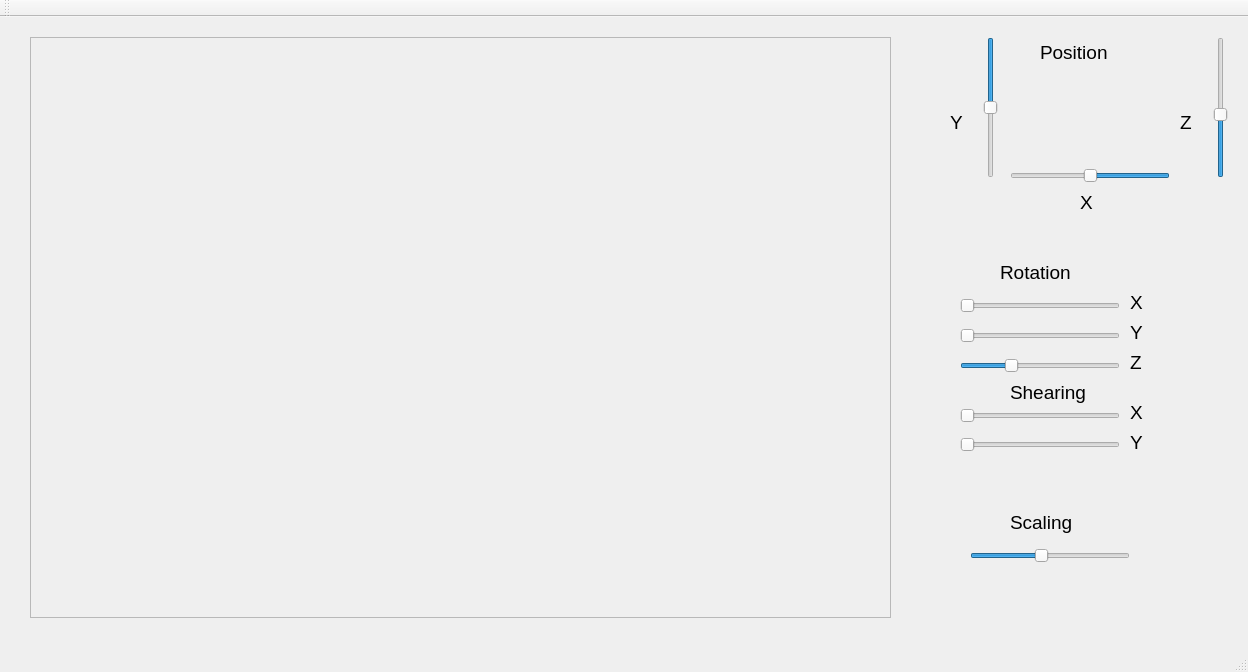
First picture: the form in mainwindow.ui, repository AdamGinna/StarSystem, before the edit.
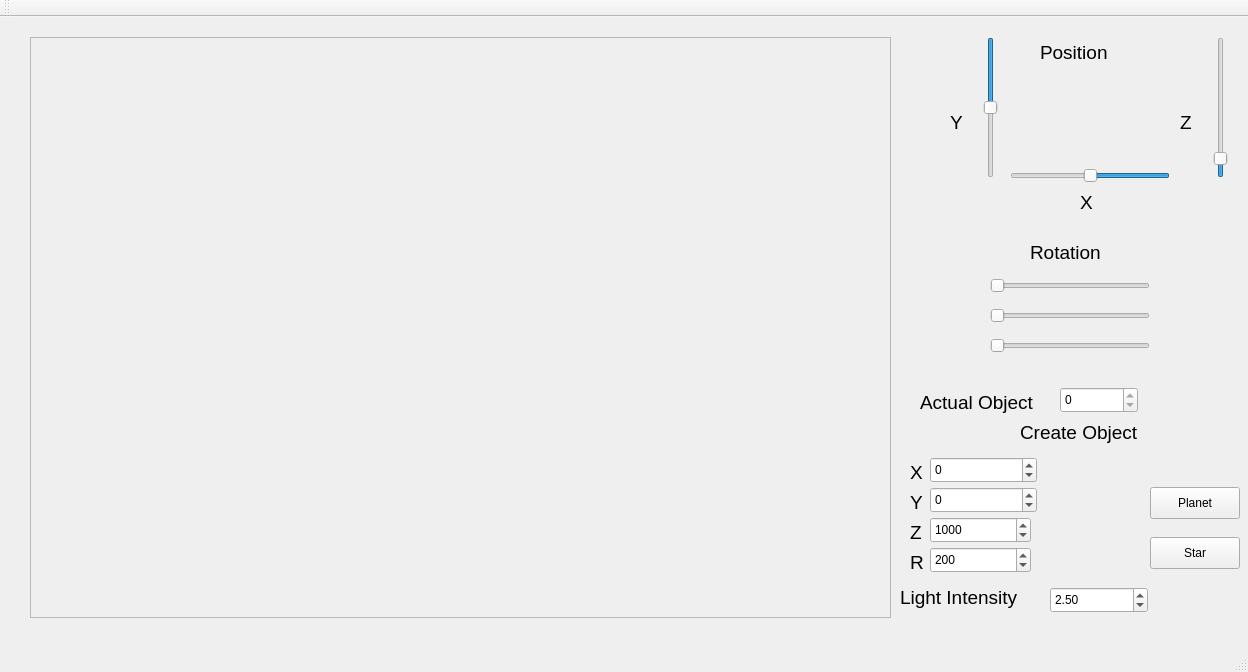
Second picture: the form after the edit.

Commit message: good Phong, create planet and star, manipulating position

Patch:
```diff
--- a/mainwindow.ui
+++ b/mainwindow.ui
@@ -91,8 +91,8 @@
    <widget class="QSlider" name="Rotation_X">
     <property name="geometry">
      <rect>
-      <x>960</x>
-      <y>280</y>
+      <x>990</x>
+      <y>260</y>
       <width>160</width>
       <height>17</height>
      </rect>
@@ -110,78 +110,12 @@
      <enum>Qt::Horizontal</enum>
     </property>
    </widget>
-   <widget class="QSlider" name="shearingX">
-    <property name="geometry">
-     <rect>
-      <x>960</x>
-      <y>390</y>
-      <width>160</width>
-      <height>17</height>
-     </rect>
-    </property>
-    <property name="minimum">
-     <number>0</number>
-    </property>
-    <property name="maximum">
-     <number>200</number>
-    </property>
-    <property name="value">
-     <number>0</number>
-    </property>
-    <property name="orientation">
-     <enum>Qt::Horizontal</enum>
-    </property>
-   </widget>
-   <widget class="QSlider" name="ScalingHigh">
-    <property name="geometry">
-     <rect>
-      <x>970</x>
-      <y>530</y>
-      <width>160</width>
-      <height>17</height>
-     </rect>
-    </property>
-    <property name="minimum">
-     <number>1</number>
-    </property>
-    <property name="maximum">
-     <number>10</number>
-    </property>
-    <property name="value">
-     <number>5</number>
-    </property>
-    <property name="orientation">
-     <enum>Qt::Horizontal</enum>
-    </property>
-   </widget>
-   <widget class="QSlider" name="shearingY">
-    <property name="geometry">
-     <rect>
-      <x>960</x>
-      <y>420</y>
-      <width>160</width>
-      <height>16</height>
-     </rect>
-    </property>
-    <property name="minimum">
-     <number>0</number>
-    </property>
-    <property name="maximum">
-     <number>200</number>
-    </property>
-    <property name="value">
-     <number>0</number>
-    </property>
-    <property name="orientation">
-     <enum>Qt::Horizontal</enum>
-    </property>
-   </widget>
    <widget class="QLabel" name="label">
     <property name="geometry">
      <rect>
-      <x>1000</x>
-      <y>240</y>
-      <width>131</width>
+      <x>1030</x>
+      <y>220</y>
+      <width>81</width>
       <height>31</height>
      </rect>
     </property>
@@ -212,24 +146,6 @@
      <string>Position</string>
     </property>
    </widget>
-   <widget class="QLabel" name="label_3">
-    <property name="geometry">
-     <rect>
-      <x>1010</x>
-      <y>490</y>
-      <width>71</width>
-      <height>31</height>
-     </rect>
-    </property>
-    <property name="font">
-     <font>
-      <pointsize>14</pointsize>
-     </font>
-    </property>
-    <property name="text">
-     <string>Scaling</string>
-    </property>
-   </widget>
    <widget class="QLabel" name="label_4">
     <property name="geometry">
      <rect>
@@ -269,8 +185,8 @@
    <widget class="QLabel" name="label_7">
     <property name="geometry">
      <rect>
-      <x>1130</x>
-      <y>410</y>
+      <x>910</x>
+      <y>530</y>
       <width>21</width>
       <height>31</height>
      </rect>
@@ -281,14 +197,14 @@
      </font>
     </property>
     <property name="text">
-     <string>Y</string>
+     <string>R</string>
     </property>
    </widget>
    <widget class="QLabel" name="label_8">
     <property name="geometry">
      <rect>
-      <x>1130</x>
-      <y>380</y>
+      <x>910</x>
+      <y>440</y>
       <width>21</width>
       <height>31</height>
      </rect>
@@ -305,10 +221,10 @@
    <widget class="QLabel" name="label_10">
     <property name="geometry">
      <rect>
-      <x>1010</x>
-      <y>360</y>
+      <x>900</x>
+      <y>560</y>
       <width>131</width>
-      <height>31</height>
+      <height>41</height>
      </rect>
     </property>
     <property name="font">
@@ -317,7 +233,7 @@
      </font>
     </property>
     <property name="text">
-     <string>Shearing</string>
+     <string>Light Intensity</string>
     </property>
    </widget>
    <widget class="QSlider" name="transformationZ">
@@ -335,13 +251,13 @@
      </font>
     </property>
     <property name="minimum">
-     <number>400</number>
+     <number>10</number>
     </property>
     <property name="maximum">
-     <number>4000</number>
+     <number>10000</number>
     </property>
     <property name="value">
-     <number>2000</number>
+     <number>1000</number>
     </property>
     <property name="tracking">
      <bool>true</bool>
@@ -374,8 +290,8 @@
    <widget class="QSlider" name="Rotation_Y">
     <property name="geometry">
      <rect>
-      <x>960</x>
-      <y>310</y>
+      <x>990</x>
+      <y>290</y>
       <width>160</width>
       <height>17</height>
      </rect>
@@ -396,8 +312,8 @@
    <widget class="QSlider" name="Rotation_Z">
     <property name="geometry">
      <rect>
-      <x>960</x>
-      <y>340</y>
+      <x>990</x>
+      <y>320</y>
       <width>160</width>
       <height>17</height>
      </rect>
@@ -409,7 +325,7 @@
      <number>450</number>
     </property>
     <property name="value">
-     <number>135</number>
+     <number>0</number>
     </property>
     <property name="orientation">
      <enum>Qt::Horizontal</enum>
@@ -418,9 +334,9 @@
    <widget class="QLabel" name="label_12">
     <property name="geometry">
      <rect>
-      <x>1130</x>
-      <y>270</y>
-      <width>21</width>
+      <x>1020</x>
+      <y>400</y>
+      <width>121</width>
       <height>31</height>
      </rect>
     </property>
@@ -430,14 +346,14 @@
      </font>
     </property>
     <property name="text">
-     <string>X</string>
+     <string>Create Object</string>
     </property>
    </widget>
    <widget class="QLabel" name="label_13">
     <property name="geometry">
      <rect>
-      <x>1130</x>
-      <y>300</y>
+      <x>910</x>
+      <y>470</y>
       <width>21</width>
       <height>31</height>
      </rect>
@@ -454,8 +370,8 @@
    <widget class="QLabel" name="label_14">
     <property name="geometry">
      <rect>
-      <x>1130</x>
-      <y>330</y>
+      <x>910</x>
+      <y>500</y>
       <width>21</width>
       <height>31</height>
      </rect>
@@ -469,6 +385,143 @@
      <string>Z</string>
     </property>
    </widget>
+   <widget class="QSpinBox" name="spinBox_X">
+    <property name="geometry">
+     <rect>
+      <x>930</x>
+      <y>440</y>
+      <width>107</width>
+      <height>26</height>
+     </rect>
+    </property>
+    <property name="minimum">
+     <number>-10000</number>
+    </property>
+    <property name="maximum">
+     <number>10000</number>
+    </property>
+   </widget>
+   <widget class="QSpinBox" name="spinBox_Y">
+    <property name="geometry">
+     <rect>
+      <x>930</x>
+      <y>470</y>
+      <width>107</width>
+      <height>26</height>
+     </rect>
+    </property>
+    <property name="minimum">
+     <number>-10000</number>
+    </property>
+    <property name="maximum">
+     <number>10000</number>
+    </property>
+   </widget>
+   <widget class="QSpinBox" name="spinBox_Z">
+    <property name="geometry">
+     <rect>
+      <x>930</x>
+      <y>500</y>
+      <width>101</width>
+      <height>26</height>
+     </rect>
+    </property>
+    <property name="maximum">
+     <number>10000</number>
+    </property>
+    <property name="value">
+     <number>1000</number>
+    </property>
+   </widget>
+   <widget class="QDoubleSpinBox" name="lightIntensity">
+    <property name="geometry">
+     <rect>
+      <x>1050</x>
+      <y>570</y>
+      <width>98</width>
+      <height>26</height>
+     </rect>
+    </property>
+    <property name="value">
+     <double>2.500000000000000</double>
+    </property>
+   </widget>
+   <widget class="QPushButton" name="planetButton">
+    <property name="geometry">
+     <rect>
+      <x>1150</x>
+      <y>470</y>
+      <width>90</width>
+      <height>32</height>
+     </rect>
+    </property>
+    <property name="text">
+     <string>Planet</string>
+    </property>
+   </widget>
+   <widget class="QPushButton" name="starButton">
+    <property name="geometry">
+     <rect>
+      <x>1150</x>
+      <y>520</y>
+      <width>90</width>
+      <height>32</height>
+     </rect>
+    </property>
+    <property name="text">
+     <string>Star</string>
+    </property>
+   </widget>
+   <widget class="QSpinBox" name="spinBox_R">
+    <property name="geometry">
+     <rect>
+      <x>930</x>
+      <y>530</y>
+      <width>101</width>
+      <height>26</height>
+     </rect>
+    </property>
+    <property name="minimum">
+     <number>5</number>
+    </property>
+    <property name="maximum">
+     <number>1000</number>
+    </property>
+    <property name="value">
+     <number>200</number>
+    </property>
+   </widget>
+   <widget class="QSpinBox" name="spinBox_AO">
+    <property name="geometry">
+     <rect>
+      <x>1060</x>
+      <y>370</y>
+      <width>78</width>
+      <height>26</height>
+     </rect>
+    </property>
+    <property name="maximum">
+     <number>0</number>
+    </property>
+   </widget>
+   <widget class="QLabel" name="label_15">
+    <property name="geometry">
+     <rect>
+      <x>920</x>
+      <y>370</y>
+      <width>121</width>
+      <height>31</height>
+     </rect>
+    </property>
+    <property name="font">
+     <font>
+      <pointsize>14</pointsize>
+     </font>
+    </property>
+    <property name="text">
+     <string>Actual Object</string>
+    </property>
+   </widget>
   </widget>
   <widget class="QMenuBar" name="menuBar">
    <property name="geometry">
```
Left out of the diff: 11 changed lines with no effect on the pictures. The commit also changes 4 other files.
